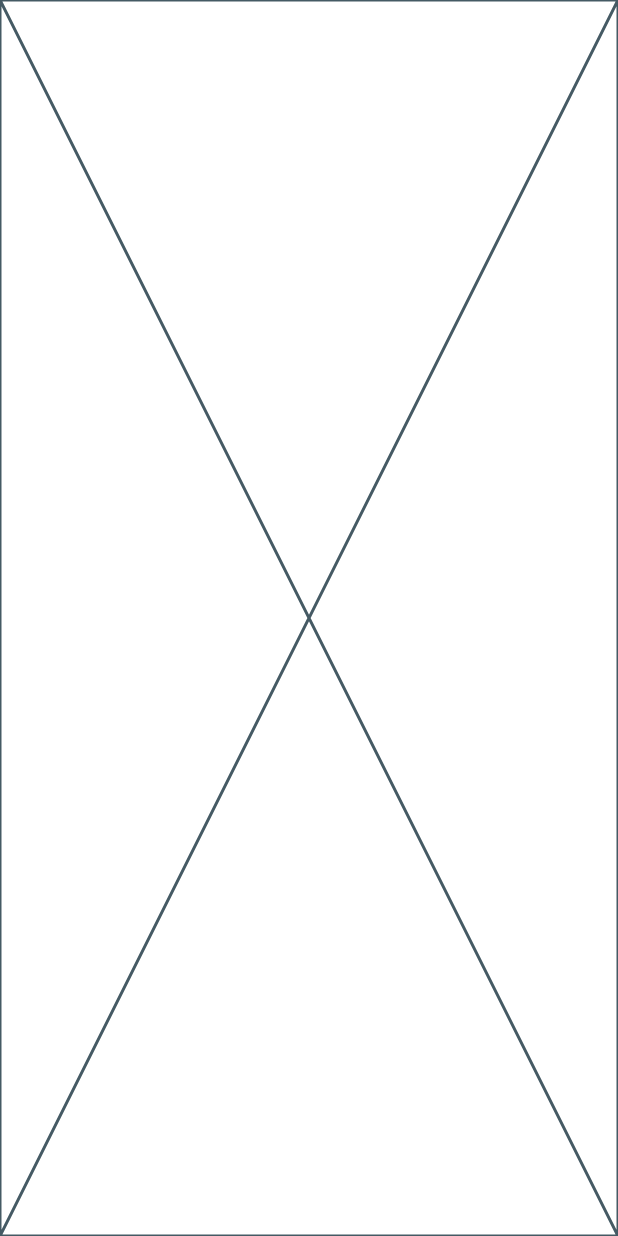
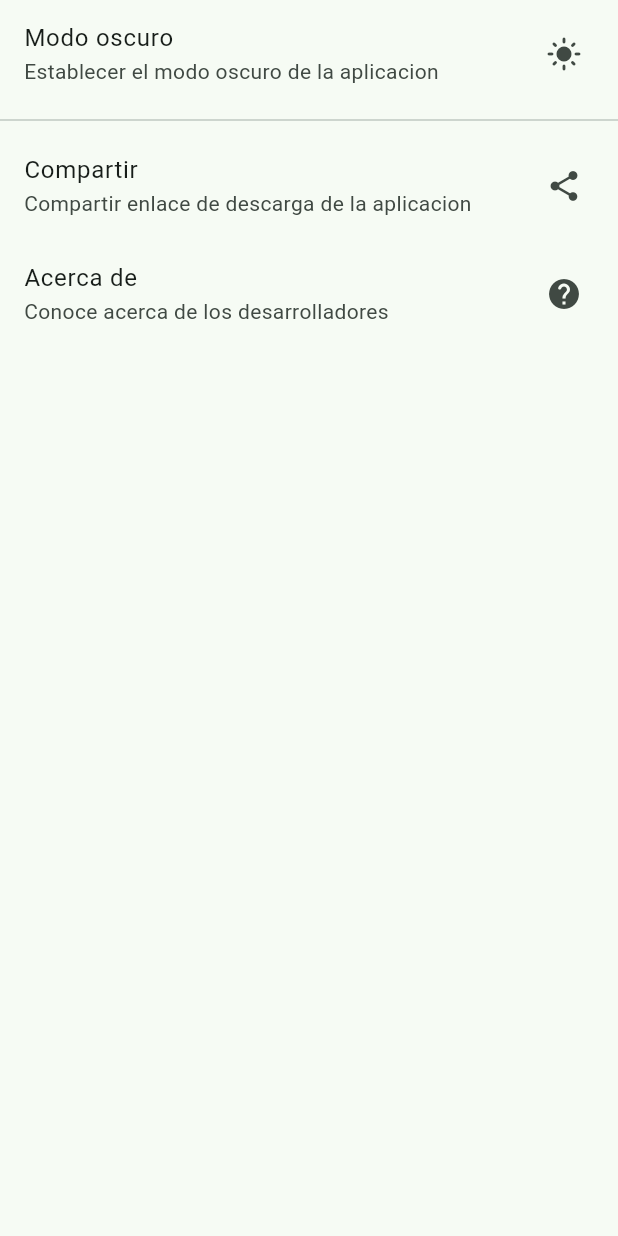
Before and after one commit to acano99/snap_pay, a Flutter app: the screen it shows after launch, on a phone screen of 412 x 824 dp. Run offline on Flutter 3.47's test engine with Material 3 defaults, Android fonts, the phone set to English and light mode, and no system bars; our stand-ins replace bloc, equatable, flutter_bloc.

Commit message:
feat: pantalla de ajustes

```diff
--- /dev/null
+++ b/lib/src/settings/ui/settings_portrait.dart
@@ -0,0 +1,61 @@
+import 'package:flutter/material.dart';
+import 'package:flutter_bloc/flutter_bloc.dart';
+import 'package:snap_pay/src/config/theme/app_theme_cubit.dart';
+
+class SettingsPortrait extends StatelessWidget {
+  const SettingsPortrait({super.key});
+
+  @override
+  Widget build(BuildContext context) {
+    return ListView(
+      children: [
+        _SettingsLisTile(
+          name: "Modo oscuro",
+          description: "Establecer el modo oscuro de la aplicacion",
+          onTap: () => context.read<AppThemeCubit>().toggleTheme(),
+          icon:
+              context.watch<AppThemeCubit>().state
+                  ? Icons.dark_mode_rounded
+                  : Icons.light_mode_rounded,
+        ),
+        Divider(),
+        _SettingsLisTile(
+          name: "Compartir",
+          description: "Compartir enlace de descarga de la aplicacion",
+          onTap: () {},
+          icon: Icons.share_rounded,
+        ),
+        _SettingsLisTile(
+          name: "Acerca de",
+          description: "Conoce acerca de los desarrolladores",
+          onTap: () {},
+          icon: Icons.help_rounded,
+        ),
+      ],
+    );
+  }
+}
+
+class _SettingsLisTile extends StatelessWidget {
+  final String name;
+  final String description;
+  final IconData icon;
+  final VoidCallback onTap;
+  const _SettingsLisTile({
+    required this.name,
+    required this.description,
+    required this.icon,
+    required this.onTap,
+  });
+
+  @override
+  Widget build(BuildContext context) {
+    return ListTile(
+      title: Text(name),
+      subtitle: Text(description),
+      onTap: onTap,
+      trailing: Icon(icon),
+      style: ListTileStyle.list,
+    );
+  }
+}
--- a/lib/src/settings/ui/settings_screen.dart
+++ b/lib/src/settings/ui/settings_screen.dart
@@ -1,10 +1,21 @@
 import 'package:flutter/material.dart';
+import 'package:snap_pay/src/settings/ui/settings_portrait.dart';
 
 class SettingsScreen extends StatelessWidget {
   const SettingsScreen({super.key});
 
   @override
   Widget build(BuildContext context) {
-    return const Placeholder();
+    return Scaffold(
+      body: OrientationBuilder(
+        builder: (context, orientation) {
+          if (orientation == Orientation.portrait) {
+            return SettingsPortrait();
+          } else {
+            return Center(child: Text("Not implemented yet"));
+          }
+        },
+      ),
+    );
   }
 }
```
